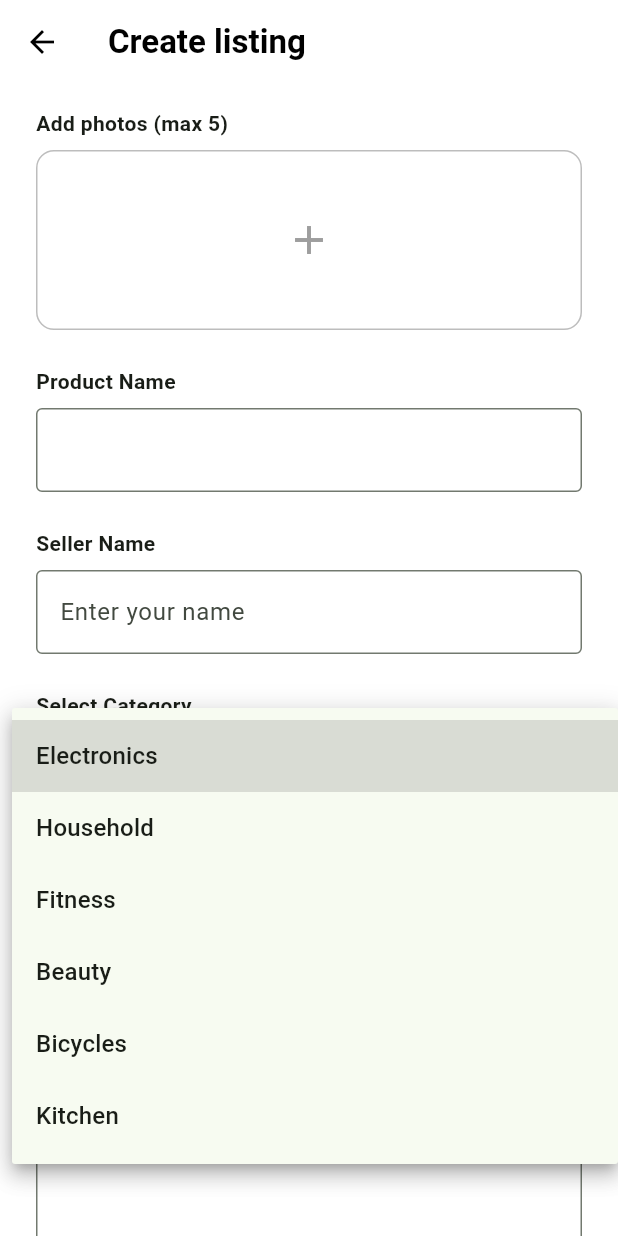
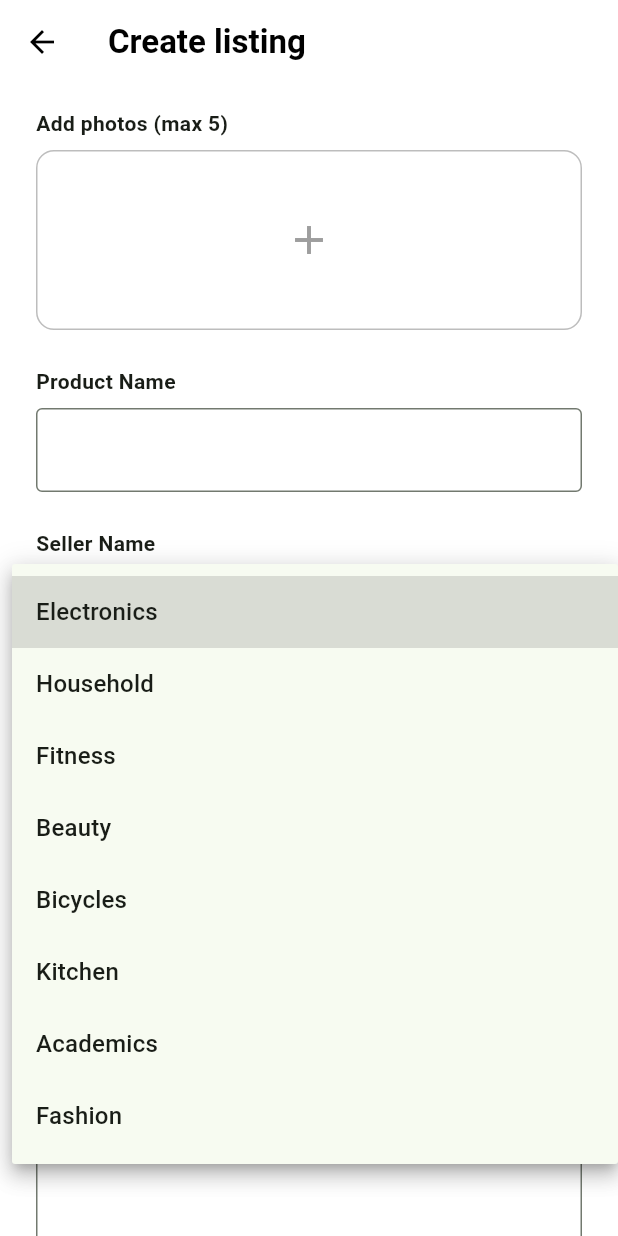
Before and after one commit to juheesaxena/UniBazaar, a Flutter app: the CreateListingScreen screen opened directly, after a tap on "Electronics", on a phone screen of 412 x 824 dp. Run offline on Flutter 3.47's test engine with Material 3 defaults, Android fonts, the phone set to English and light mode, and no system bars; our stand-ins replace firebase_auth, firebase_core, firebase_database, image_picker; accounts and stored records are empty.

Commit message:
Improved sell page, product detail page and added 2 more categories

```diff
--- a/lib/features/sell/create_listing_screen.dart
+++ b/lib/features/sell/create_listing_screen.dart
@@ -37,10 +37,14 @@ class _CreateListingScreenState extends State<CreateListingScreen> {
     'Beauty',
     'Bicycles',
     'Kitchen',
+    'Academics', // ✅ new
+    'Fashion',
   ];
 
   String _selectedCollege = 'MIT';
   final List<String> _colleges = ['MIT', 'KMC', 'MSAP', 'MSME', 'TAPMI', 'DOC'];
+
+  bool _isSubmitting = false; // 🔒 prevent double taps
 
   @override
   Widget build(BuildContext context) {
@@ -67,7 +71,9 @@ class _CreateListingScreenState extends State<CreateListingScreen> {
             const SizedBox(height: 8),
 
             GestureDetector(
-              onTap: () async {
+              onTap: _isSubmitting
+                  ? null
+                  : () async {
                       if (_images.length >= 5) return;
 
                       final XFile? picked = await _picker.pickImage(
@@ -144,11 +150,13 @@ class _CreateListingScreenState extends State<CreateListingScreen> {
             ),
             const SizedBox(height: 8),
             DropdownButtonFormField<String>(
-              initialValue: _selectedCategory,
+              value: _selectedCategory,
               items: _categories
                   .map((cat) => DropdownMenuItem(value: cat, child: Text(cat)))
                   .toList(),
-              onChanged: (value) => setState(() => _selectedCategory = value!),
+              onChanged: _isSubmitting
+                  ? null
+                  : (value) => setState(() => _selectedCategory = value!),
               decoration: const InputDecoration(border: OutlineInputBorder()),
             ),
             const SizedBox(height: 24),
@@ -160,11 +168,13 @@ class _CreateListingScreenState extends State<CreateListingScreen> {
             ),
             const SizedBox(height: 8),
             DropdownButtonFormField<String>(
-              initialValue: _selectedCollege,
+              value: _selectedCollege,
               items: _colleges
                   .map((c) => DropdownMenuItem(value: c, child: Text(c)))
                   .toList(),
-              onChanged: (value) => setState(() => _selectedCollege = value!),
+              onChanged: _isSubmitting
+                  ? null
+                  : (value) => setState(() => _selectedCollege = value!),
               decoration: const InputDecoration(border: OutlineInputBorder()),
             ),
             const SizedBox(height: 24),
@@ -232,13 +242,39 @@ class _CreateListingScreenState extends State<CreateListingScreen> {
               height: 48,
               child: ElevatedButton(
                 style: ElevatedButton.styleFrom(
-                  backgroundColor: const Color(0xFFAEDC98),
+                  backgroundColor: _isSubmitting
+                      ? Colors.grey.shade300
+                      : const Color(0xFFAEDC98),
                   foregroundColor: Colors.black,
                   shape: RoundedRectangleBorder(
                     borderRadius: BorderRadius.circular(8),
                   ),
                 ),
-                onPressed: () async {
+                onPressed: _isSubmitting ? null : _submitListing,
+                child: _isSubmitting
+                    ? const SizedBox(
+                        width: 20,
+                        height: 20,
+                        child: CircularProgressIndicator(
+                          strokeWidth: 2,
+                          valueColor:
+                              AlwaysStoppedAnimation<Color>(Colors.black),
+                        ),
+                      )
+                    : const Text(
+                        'Sell your Item',
+                        style: TextStyle(fontWeight: FontWeight.w700),
+                      ),
+              ),
+            ),
+          ],
+        ),
+      ),
+    );
+  }
+
+  Future<void> _submitListing() async {
+    setState(() => _isSubmitting = true);
     try {
       final user = FirebaseAuth.instance.currentUser;
       if (user == null) {
@@ -292,11 +328,8 @@ class _CreateListingScreenState extends State<CreateListingScreen> {
         'condition': _condition,
         'category': _selectedCategory,
         'college': _selectedCollege,
-
-                      /// ⭐ ADDED FIELD HERE
         'sellerName': sellerName,
         'sellerUid': user.uid,
-
         'ownerId': user.uid,
         'ownerPhone': user.phoneNumber ?? '',
         'createdAt': DateTime.now().millisecondsSinceEpoch,
@@ -311,18 +344,11 @@ class _CreateListingScreenState extends State<CreateListingScreen> {
       ScaffoldMessenger.of(
         context,
       ).showSnackBar(SnackBar(content: Text('Error: $e')));
+    } finally {
+      if (mounted) {
+        setState(() => _isSubmitting = false);
       }
-                },
-                child: const Text(
-                  'Sell your Item',
-                  style: TextStyle(fontWeight: FontWeight.w700),
-                ),
-              ),
-            ),
-          ],
-        ),
-      ),
-    );
+    }
   }
 
   Widget _buildRadioOption(String label, bool value) {
@@ -331,7 +357,8 @@ class _CreateListingScreenState extends State<CreateListingScreen> {
         Radio<bool>(
           value: value,
           groupValue: _negotiable,
-          onChanged: (v) => setState(() => _negotiable = v!),
+          onChanged:
+              _isSubmitting ? null : (v) => setState(() => _negotiable = v!),
         ),
         Text(label),
       ],
@@ -344,7 +371,8 @@ class _CreateListingScreenState extends State<CreateListingScreen> {
       label: Text(label),
       selected: selected,
       selectedColor: color,
-      onSelected: (_) => setState(() => _condition = label),
+      onSelected:
+          _isSubmitting ? null : (_) => setState(() => _condition = label),
     );
   }
 }
```
Also changed, not shown: lib/features/categories/product_detail_screen.dart (+98 -10 lines), lib/search_screen.dart (+50 -7 lines). Lines whose indentation alone changed are shown as unchanged.
